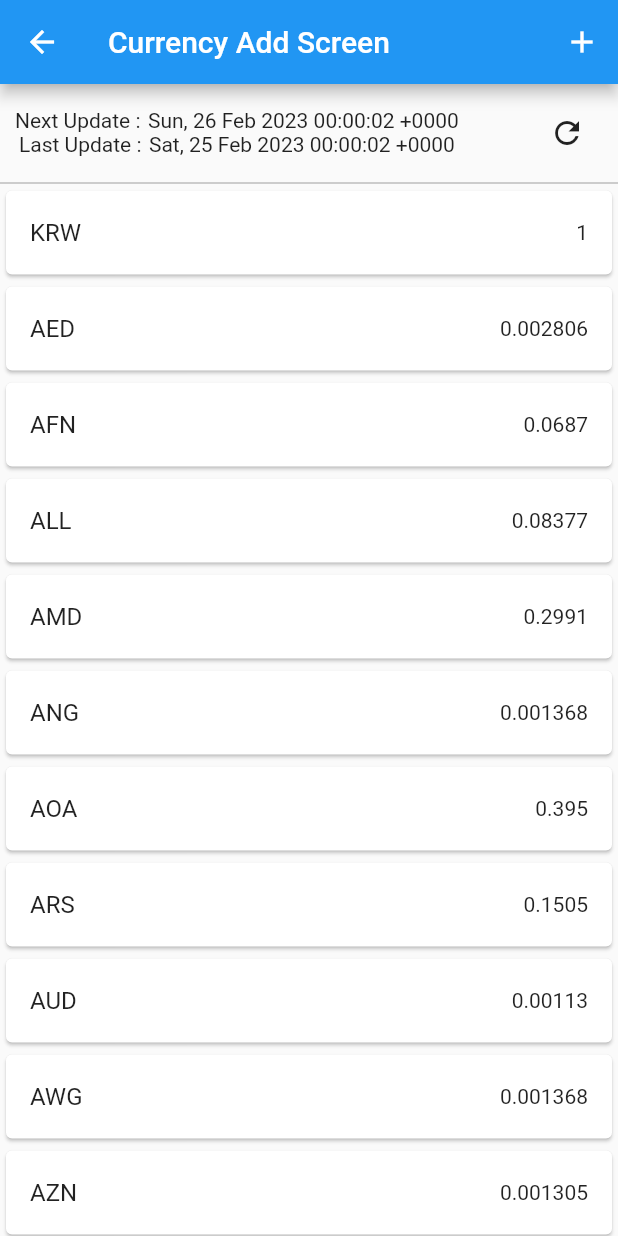
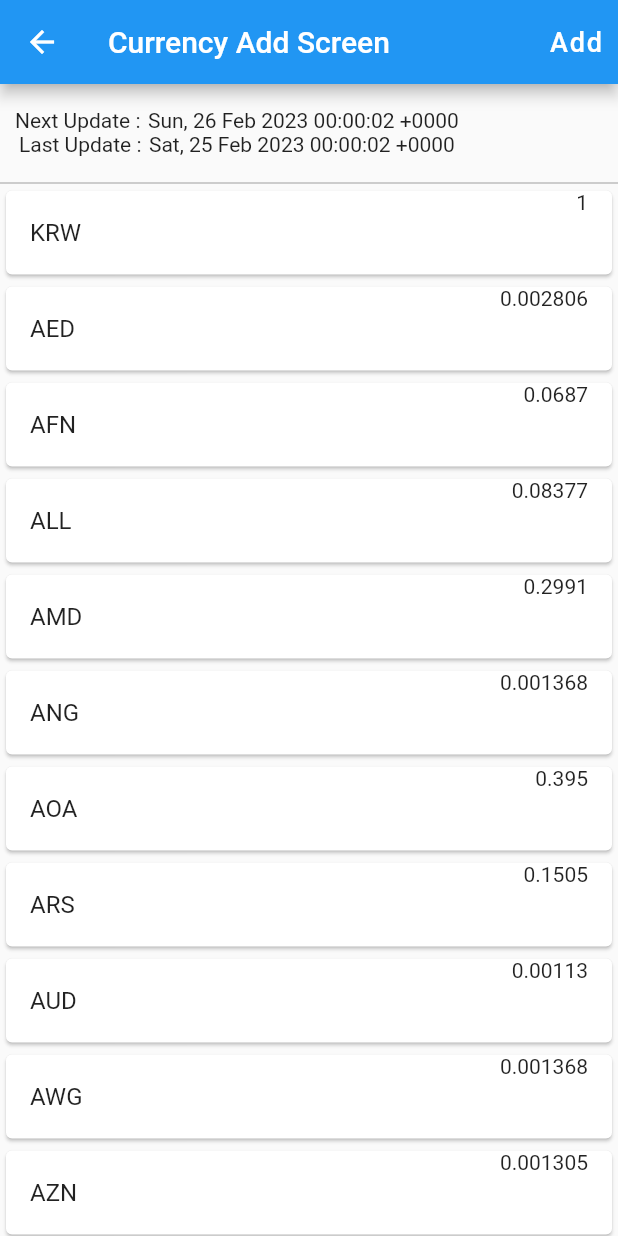
Before and after one commit to wyongjae/currency_info_app_practice, a Flutter app: the CurrencyAddScreen screen opened directly, on a phone screen of 412 x 824 dp. Run offline on Flutter 3.47's test engine with Material 2 defaults, Android fonts, the phone set to English and light mode, and no system bars.

```diff
--- a/lib/presentation/currency_add_screen/currency_add_screen.dart
+++ b/lib/presentation/currency_add_screen/currency_add_screen.dart
@@ -19,10 +19,16 @@ class _CurrencyAddScreenState extends State<CurrencyAddScreen> {
       appBar: AppBar(
         title: const Text('Currency Add Screen'),
         actions: [
-          IconButton(
-            onPressed: () {},
-            icon: const Icon(Icons.add),
-          ),
+          FloatingActionButton(
+            elevation: 0.0,
+            onPressed: () {
+              Navigator.pop(context);
+            },
+            child: const Text(
+              'Add',
+              style: TextStyle(fontSize: 18),
+            ),
+          )
         ],
       ),
       body: Column(
@@ -67,13 +73,6 @@ class _CurrencyAddScreenState extends State<CurrencyAddScreen> {
                         );
                       },
                     ),
-                    const SizedBox(),
-                    IconButton(
-                      onPressed: () async {
-                        await addViewModel.fetch();
-                      },
-                      icon: const Icon(Icons.refresh),
-                    )
                   ],
                 ),
               ),
@@ -96,7 +95,11 @@ class _CurrencyAddScreenState extends State<CurrencyAddScreen> {
                   child: Card(
                     child: ListTile(
                       title: Text(conversionRate.nation),
-                      trailing: Text('${conversionRate.rate}'),
+                      trailing: Column(
+                        children: [
+                          Text('${conversionRate.rate}'),
+                        ],
+                      ),
                     ),
                   ),
                 );
```
Also changed, not shown: lib/presentation/currency_add_screen/currency_add_view_model.dart (+20 -5 lines), lib/presentation/currency_screen/currency_screen.dart (+8 -3 lines).
